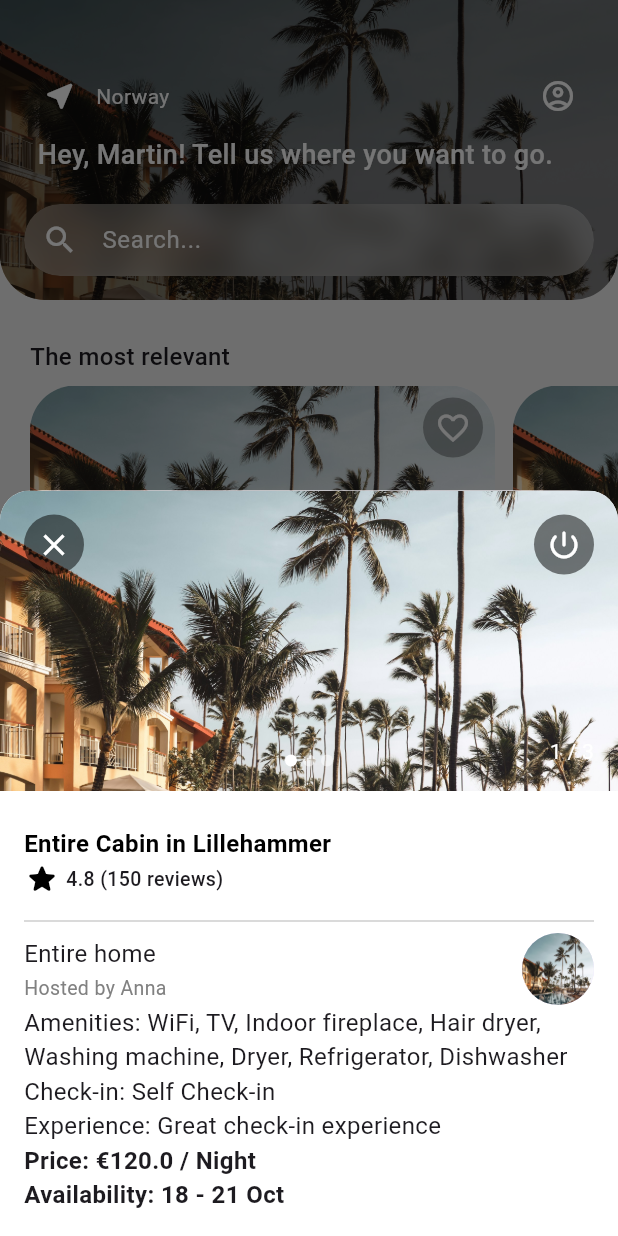
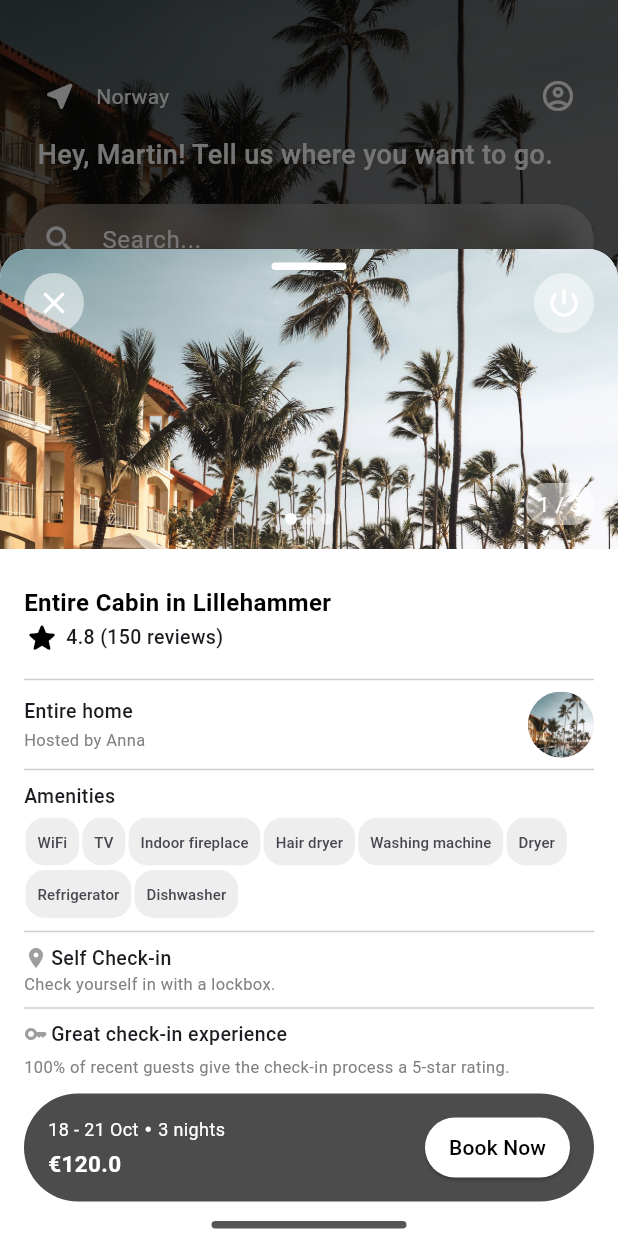
Before and after one commit to abrhame/Live-In-Hotels, a Flutter app: the screen it shows after launch, after a tap on "Entire Cabin in Lillehammer", on a phone screen of 412 x 824 dp. Run offline on Flutter 3.47's test engine with Material 3 defaults, Android fonts, the phone set to English and light mode, and no system bars; our stand-ins replace chat_bubbles, shimmer.

Commit message:
enahancment[mobile]: rework on the ui

```diff
--- a/lib/presentation/screens/discover/discover.dart
+++ b/lib/presentation/screens/discover/discover.dart
@@ -24,13 +24,13 @@ class _DiscoverPageState extends State<DiscoverPage> {
   @override
   Widget build(BuildContext context) {
     return Scaffold(
-      backgroundColor: Color.fromARGB(255, 240, 240, 240),
-      appBar: CustomAppBar(height: 200.0),
+      backgroundColor: const Color.fromARGB(255, 240, 240, 240),
+      appBar: const CustomAppBar(height: 200.0),
       body: SingleChildScrollView(
         child: Container(
-          margin: EdgeInsets.only(top: 10.0),
-          padding: EdgeInsets.only(left: 20.0),
-          child: Column(
+          margin: const EdgeInsets.only(top: 10.0),
+          padding: const EdgeInsets.only(left: 20.0),
+          child: const Column(
             mainAxisAlignment: MainAxisAlignment.start,
             crossAxisAlignment: CrossAxisAlignment.start,
             children: <Widget>[
@@ -42,9 +42,9 @@ class _DiscoverPageState extends State<DiscoverPage> {
                   fontWeight: FontWeight.w500,
                 ),
               ),
-              const SizedBox(height: 8.0),
+              SizedBox(height: 8.0),
               RoomList(),
-              const SizedBox(height: 16.0),
+              SizedBox(height: 16.0),
               Text(
                 'Discover new places',
                 style: TextStyle(
@@ -52,7 +52,7 @@ class _DiscoverPageState extends State<DiscoverPage> {
                   fontWeight: FontWeight.w500,
                 ),
               ),
-              const SizedBox(height: 8.0),
+              SizedBox(height: 8.0),
               HorizontalImageCards(
                 imageUrls: [
                   'assets/discover_top.jpg',
@@ -61,7 +61,7 @@ class _DiscoverPageState extends State<DiscoverPage> {
                   'assets/discover_top.jpg',
                 ],
               ),
-              const SizedBox(height: 30.0),
+              SizedBox(height: 30.0),
             ],
           ),
         ),
--- /dev/null
+++ b/lib/presentation/screens/discover/widgets/ameties_chip.dart
@@ -0,0 +1,35 @@
+import 'package:flutter/material.dart';
+
+class AmenitiesChips extends StatelessWidget {
+  final List<String> amenities;
+
+  const AmenitiesChips({super.key, required this.amenities});
+
+  @override
+  Widget build(BuildContext context) {
+    return Padding(
+      padding: const EdgeInsets.symmetric(horizontal: 1.0, vertical: 1.0),
+      child: Wrap(
+        spacing: 2.0, // Very little space between chips
+        runSpacing: 3.0, // Negative value to reduce space between lines
+        children: amenities.map((amenity) {
+          return Chip(
+            side: BorderSide.none,
+            shape: RoundedRectangleBorder(
+              borderRadius: BorderRadius.circular(13.0), // Very curvy chip
+            ),
+            label: Text(
+              amenity,
+              style: const TextStyle(fontSize: 10), // Smaller text size
+            ),
+            labelPadding: EdgeInsets.symmetric(horizontal: 4, vertical: 0),
+            backgroundColor: Colors.grey[200], // Chip background color
+            padding: const EdgeInsets.symmetric(horizontal: 4.0, vertical: 0.0),
+            materialTapTargetSize: MaterialTapTargetSize
+                .shrinkWrap, // Reduces the vertical size of the chip
+          );
+        }).toList(),
+      ),
+    );
+  }
+}
--- a/lib/presentation/screens/discover/widgets/app_bar_card.dart
+++ b/lib/presentation/screens/discover/widgets/app_bar_card.dart
@@ -52,7 +52,7 @@ class CustomAppBar extends StatelessWidget implements PreferredSizeWidget {
                         // Handle directions action
                       },
                     ),
-                    Text('Norway', style: const TextStyle(color: Colors.white)),
+                    const Text('Norway', style: TextStyle(color: Colors.white)),
                   ],
                 ),
                 IconButton(
@@ -65,13 +65,13 @@ class CustomAppBar extends StatelessWidget implements PreferredSizeWidget {
               ],
             ),
           ),
-          Positioned(
+          const Positioned(
             top: 90.0,
             left: 25.0,
             right: 25.0,
             child: Text(
               'Hey, Martin! Tell us where you want to go.',
-              style: const TextStyle(
+              style: TextStyle(
                   color: Colors.white,
                   fontSize: 18.0,
                   fontWeight: FontWeight.w500),
--- /dev/null
+++ b/lib/presentation/screens/discover/widgets/book_now_card.dart
@@ -0,0 +1,86 @@
+import 'package:flutter/material.dart';
+
+class BookingCard extends StatelessWidget {
+  final String availability; // Availability of the room
+  final double price; // Price per night
+  final int nights;
+
+  const BookingCard({
+    super.key,
+    required this.availability,
+    required this.price,
+    required this.nights,
+  });
+
+  @override
+  Widget build(BuildContext context) {
+    return Container(
+      padding: const EdgeInsets.symmetric(horizontal: 16.0, vertical: 12.0),
+      decoration: BoxDecoration(
+        color: Colors.black.withOpacity(0.7), // Black background
+        borderRadius: BorderRadius.circular(40.0), // Curved edges
+      ),
+      child: Row(
+        mainAxisAlignment: MainAxisAlignment.spaceBetween,
+        children: [
+          Column(
+            crossAxisAlignment: CrossAxisAlignment.start,
+            children: [
+              Row(
+                children: [
+                  Text(
+                    "$availability",
+                    style: const TextStyle(
+                      fontSize: 12, // Small font size for availability
+                      color: Colors.white, // White text color
+                    ),
+                  ),
+                  const SizedBox(width: 4.0), // Space between the texts
+                  const Icon(
+                    Icons.fiber_manual_record_sharp,
+                    size: 5,
+                    color: Colors.white, // White icon color
+                  ),
+                  const SizedBox(width: 4.0), // Space between the texts
+                  Text(
+                    "$nights nights",
+                    style: const TextStyle(
+                      fontSize: 12,
+                      fontWeight: FontWeight.normal,
+                      color: Colors.white, // White text color
+                    ),
+                  ),
+                ],
+              ),
+
+              const SizedBox(height: 4.0), // Space between the texts
+              Text(
+                "€$price",
+                style: const TextStyle(
+                  fontSize: 15,
+                  fontWeight: FontWeight.bold,
+                  color: Colors.white, // White text color
+                ),
+              ),
+            ],
+          ),
+          ElevatedButton(
+            onPressed: () {
+              // Handle book now action
+            },
+            style: ElevatedButton.styleFrom(
+              backgroundColor: Colors.white, // White background for button
+              foregroundColor: Colors.black, // Black text color
+              shape: RoundedRectangleBorder(
+                borderRadius: BorderRadius.circular(20.0), // Rounded button
+              ),
+              padding:
+                  const EdgeInsets.symmetric(horizontal: 16.0, vertical: 8.0),
+            ),
+            child: const Text("Book Now"),
+          ),
+        ],
+      ),
+    );
+  }
+}
--- a/lib/presentation/screens/discover/widgets/bottom_navigation.dart
+++ b/lib/presentation/screens/discover/widgets/bottom_navigation.dart
@@ -152,7 +152,7 @@ class _FloatingBottomNavBarState extends State<FloatingBottomNavBar> {
                   width: 130.0, // Make the handle wider
                   height: 5.0,
                   decoration: BoxDecoration(
-                    color: Color.fromARGB(214, 54, 54, 54),
+                    color: const Color.fromARGB(214, 54, 54, 54),
                     borderRadius: BorderRadius.circular(10.0),
                   ),
                 ),
--- a/lib/presentation/screens/discover/widgets/messages.dart
+++ b/lib/presentation/screens/discover/widgets/messages.dart
@@ -32,7 +32,7 @@ class _MessagesBottomSheetState extends State<MessagesBottomSheet> {
   Widget build(BuildContext context) {
     return Container(
       decoration: const BoxDecoration(
-        color: Colors.white,
+        color: Color.fromARGB(255, 231, 231, 231),
         borderRadius: BorderRadius.vertical(top: Radius.circular(20.0)),
       ),
       child: Column(
@@ -129,8 +129,9 @@ class _MessagesBottomSheetState extends State<MessagesBottomSheet> {
   }
 
   Widget _buildMessageInput() {
-    return Padding(
+    return Container(
       padding: const EdgeInsets.all(8.0),
+      color: Colors.white,
       child: Row(
         children: [
           IconButton(
--- a/lib/presentation/screens/discover/widgets/room_bottom_detail.dart
+++ b/lib/presentation/screens/discover/widgets/room_bottom_detail.dart
@@ -1,5 +1,7 @@
 import 'package:flutter/material.dart';
+import 'package:live_in_hotels/presentation/screens/discover/widgets/ameties_chip.dart';
 import '../../../../datasources/local/dummy_data.dart';
+import 'book_now_card.dart';
 
 class RoomDetailsBottomSheet extends StatelessWidget {
   final Room room;
@@ -16,6 +18,7 @@ class RoomDetailsBottomSheet extends StatelessWidget {
       child: ClipRRect(
         borderRadius: const BorderRadius.vertical(
             top: Radius.circular(20.0)), // Curvy top corners
+        child: SingleChildScrollView(
           child: Container(
             decoration: const BoxDecoration(
               color: Colors.white,
@@ -74,56 +77,157 @@ class RoomDetailsBottomSheet extends StatelessWidget {
                         children: [
                           Text(
                             "${room.roomType}",
-                          style: const TextStyle(fontSize: 16),
+                            style: const TextStyle(
+                              fontSize: 13,
+                              fontWeight: FontWeight.w500,
+                            ),
                           ),
                           const SizedBox(height: 2),
                           Text(
                             "${room.hostedBy}",
                             style: const TextStyle(
-                              fontSize: 13,
+                                fontSize: 11,
                                 color: Color.fromARGB(255, 129, 129, 129)),
                           ),
                         ],
                       ),
                       const Spacer(),
                       CircleAvatar(
-                      radius: 24,
+                        radius: 22,
                         backgroundImage: AssetImage(room.hostImage),
                       )
                     ],
                   ),
                 ),
+
                 Padding(
                   padding: const EdgeInsets.symmetric(horizontal: 16.0),
-                child: Text(
-                  "Amenities: ${room.amenities.join(', ')}",
-                  style: const TextStyle(fontSize: 16),
+                  child: Divider(
+                    color: Colors.grey.withOpacity(0.5),
+                    thickness: 1,
+                  ),
+                ),
+
+                Padding(
+                  padding: const EdgeInsets.symmetric(horizontal: 16.0),
+                  child: Column(
+                    crossAxisAlignment: CrossAxisAlignment.start,
+                    children: [
+                      Text(
+                        "Amenities",
+                        style: const TextStyle(
+                          fontSize: 13,
+                          fontWeight: FontWeight.w500,
+                        ),
+                      ),
+                      const SizedBox(height: 4),
+                      AmenitiesChips(amenities: room.amenities),
+                    ],
+                  ),
+                ),
+
+                Padding(
+                  padding: const EdgeInsets.symmetric(horizontal: 16.0),
+                  child: Divider(
+                    color: Colors.grey.withOpacity(0.5),
+                    thickness: 1,
                   ),
                 ),
                 Padding(
                   padding: const EdgeInsets.symmetric(horizontal: 16.0),
-                child: Text(
-                  "Check-in: ${room.checkInType}",
-                  style: const TextStyle(fontSize: 16),
+                  child: Column(
+                    crossAxisAlignment: CrossAxisAlignment.start,
+                    children: [
+                      Row(
+                        children: [
+                          const Icon(
+                            Icons.location_on,
+                            color: Colors.grey,
+                            size: 16,
+                          ),
+                          const SizedBox(width: 2),
+                          Text(
+                            "${room.checkInType}",
+                            style: const TextStyle(
+                              fontSize: 13,
+                              fontWeight: FontWeight.w500,
+                            ),
+                          ),
+                        ],
+                      ),
+                      const SizedBox(width: 4),
+                      Text(
+                        "${room.checkInDetails}",
+                        style: const TextStyle(
+                            fontSize: 11,
+                            color: Color.fromARGB(255, 129, 129, 129)),
+                      ),
+                    ],
                   ),
                 ),
                 Padding(
                   padding: const EdgeInsets.symmetric(horizontal: 16.0),
-                child: Text(
-                  "Experience: ${room.experience}",
-                  style: const TextStyle(fontSize: 16),
+                  child: Divider(
+                    color: Colors.grey.withOpacity(0.5),
+                    thickness: 1,
                   ),
                 ),
                 Padding(
                   padding: const EdgeInsets.symmetric(horizontal: 16.0),
-                child: Text(
-                  "Price: €${room.price} / Night\nAvailability: ${room.availability}",
+                  child: Column(
+                    crossAxisAlignment: CrossAxisAlignment.start,
+                    children: [
+                      Row(
+                        children: [
+                          const Icon(
+                            Icons.key_rounded,
+                            color: Colors.grey,
+                            size: 16,
+                          ),
+                          const SizedBox(width: 2),
+                          Text(
+                            "${room.experience}",
                             style: const TextStyle(
-                      fontSize: 16, fontWeight: FontWeight.bold),
+                              fontSize: 13,
+                              fontWeight: FontWeight.w500,
                             ),
                           ),
-              const SizedBox(height: 16), // Add some space at the bottom
                         ],
+                      ),
+                      const SizedBox(height: 4),
+                      Text(
+                        "${room.experienceDetails}",
+                        style: const TextStyle(
+                            fontSize: 11,
+                            color: Color.fromARGB(255, 129, 129, 129)),
+                      ),
+                    ],
+                  ),
+                ),
+                const SizedBox(height: 10),
+                Padding(
+                  padding: const EdgeInsets.symmetric(horizontal: 16.0),
+                  child: BookingCard(
+                    price: room.price,
+                    availability: room.availability,
+                    nights: room.numberOfNights,
+                  ),
+                ),
+                const SizedBox(height: 8),
+                Container(
+                  height: 15.0, // Wider handle bar for easy pulling
+                  alignment: Alignment.center,
+                  child: Container(
+                    width: 130.0, // Make the handle wider
+                    height: 5.0,
+                    decoration: BoxDecoration(
+                      color: const Color.fromARGB(214, 54, 54, 54),
+                      borderRadius: BorderRadius.circular(10.0),
+                    ),
+                  ),
+                ),
+              ],
+            ),
           ),
         ),
       ),
@@ -198,9 +302,16 @@ class _ImageSliderState extends State<_ImageSlider> {
         Positioned(
           bottom: 16,
           right: 16,
+          child: Container(
+            padding: const EdgeInsets.symmetric(horizontal: 8, vertical: 4),
+            decoration: BoxDecoration(
+              color: Colors.white.withOpacity(0.5),
+              borderRadius: BorderRadius.circular(20),
+            ),
             child: Text(
               "${_currentIndex + 1} / ${widget.imageUrls.length}",
               style: const TextStyle(color: Colors.white),
+            ),
           ),
         ),
         // Close icon
@@ -213,7 +324,7 @@ class _ImageSliderState extends State<_ImageSlider> {
             },
             child: Container(
               decoration: BoxDecoration(
-                color: Colors.black54.withOpacity(0.5),
+                color: Colors.white.withOpacity(0.5),
                 shape: BoxShape.circle,
               ),
               child: const Padding(
@@ -228,6 +339,23 @@ class _ImageSliderState extends State<_ImageSlider> {
         ),
         // Exit icon
         Positioned(
+          top: 4,
+          right: 10,
+          left: 10,
+          child: Container(
+            height: 15.0, // Wider handle bar for easy pulling
+            alignment: Alignment.center,
+            child: Container(
+              width: 50.0, // Make the handle wider
+              height: 5.0,
+              decoration: BoxDecoration(
+                color: Colors.white,
+                borderRadius: BorderRadius.circular(10.0),
+              ),
+            ),
+          ),
+        ),
+        Positioned(
           top: 16,
           right: 16,
           child: GestureDetector(
@@ -236,7 +364,7 @@ class _ImageSliderState extends State<_ImageSlider> {
             },
             child: Container(
               decoration: BoxDecoration(
-                color: Colors.black54.withOpacity(0.5),
+                color: Colors.white.withOpacity(0.5),
                 shape: BoxShape.circle,
               ),
               child: const Padding(
--- a/lib/presentation/screens/discover/widgets/room_list.dart
+++ b/lib/presentation/screens/discover/widgets/room_list.dart
@@ -70,10 +70,9 @@ class _RoomCardState extends State<RoomCard> {
                           children: [
                             Text(
                               '${widget.room.numberOfNights} guests ',
-                              style: TextStyle(
+                              style: const TextStyle(
                                   fontSize: 10,
-                                  color:
-                                      const Color.fromARGB(255, 124, 124, 124)),
+                                  color: Color.fromARGB(255, 124, 124, 124)),
                             ),
                             const Icon(
                               Icons.fiber_manual_record,
@@ -83,10 +82,9 @@ class _RoomCardState extends State<RoomCard> {
                             const SizedBox(width: 3),
                             Text(
                               '${widget.room.numberOfNights} bedrooms',
-                              style: TextStyle(
+                              style: const TextStyle(
                                   fontSize: 10,
-                                  color:
-                                      const Color.fromARGB(255, 124, 124, 124)),
+                                  color: Color.fromARGB(255, 124, 124, 124)),
                             ),
                             const SizedBox(width: 3),
                             const Icon(
@@ -97,10 +95,9 @@ class _RoomCardState extends State<RoomCard> {
                             const SizedBox(width: 3),
                             Text(
                               '${widget.room.numberOfNights} beds',
-                              style: TextStyle(
+                              style: const TextStyle(
                                   fontSize: 10,
-                                  color:
-                                      const Color.fromARGB(255, 124, 124, 124)),
+                                  color: Color.fromARGB(255, 124, 124, 124)),
                             ),
                             const SizedBox(width: 3),
                             const Icon(
@@ -111,10 +108,9 @@ class _RoomCardState extends State<RoomCard> {
                             const SizedBox(width: 3),
                             Text(
                               '${widget.room.numberOfNights} bathrooms',
-                              style: TextStyle(
+                              style: const TextStyle(
                                   fontSize: 10,
-                                  color:
-                                      const Color.fromARGB(255, 124, 124, 124)),
+                                  color: Color.fromARGB(255, 124, 124, 124)),
                             ),
                           ],
                         ),
@@ -132,7 +128,7 @@ class _RoomCardState extends State<RoomCard> {
                             const SizedBox(width: 4.0),
                             Text(
                               '€${discountedPrice.toStringAsFixed(2)} night',
-                              style: TextStyle(
+                              style: const TextStyle(
                                 fontSize: 13,
                                 color: Colors.black,
                               ),
@@ -192,8 +188,17 @@ void _showRoomDetails(BuildContext context, Room room) {
     context: context,
     isScrollControlled: true,
     builder: (context) {
-      return RoomDetailsBottomSheet(
-        room: room,
+      return Container(
+        decoration: BoxDecoration(
+          borderRadius: BorderRadius.only(
+            topLeft: Radius.circular(30.0),
+            topRight: Radius.circular(30.0),
+          ),
+          color: Colors.white,
+        ),
+        child: RoomDetailsBottomSheet(
+          room: room,
+        ),
       );
     },
   );
```
Also changed, not shown: 1 other file. Lines whose indentation alone changed are shown as unchanged.
